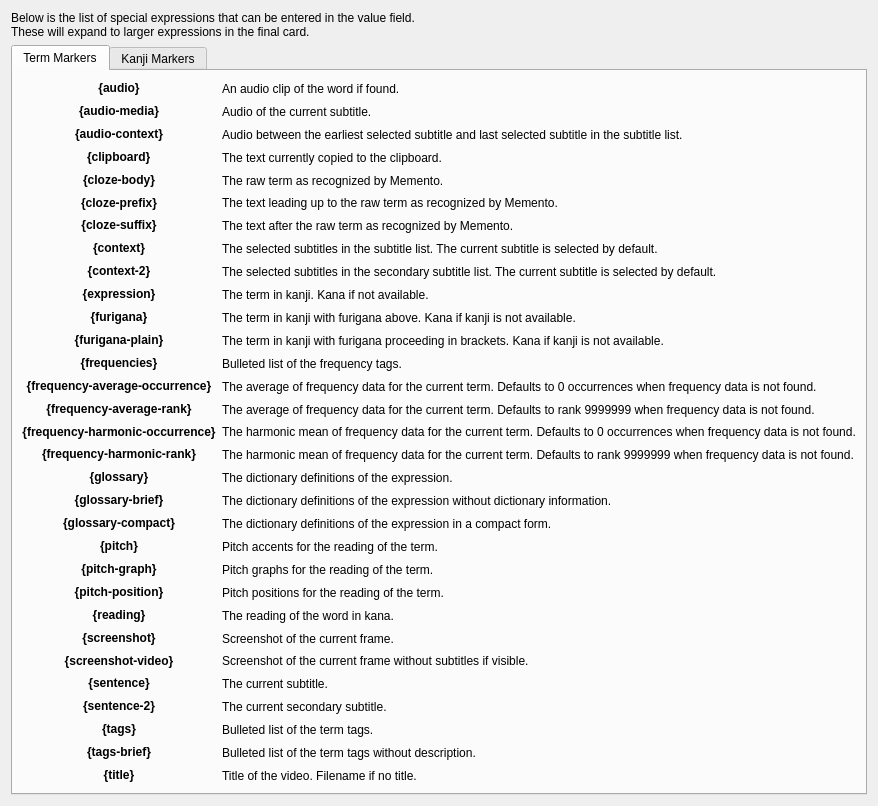
ripose-jp/Memento, file src/gui/widgets/settings/ankisettingshelp.ui: the form before one commit.
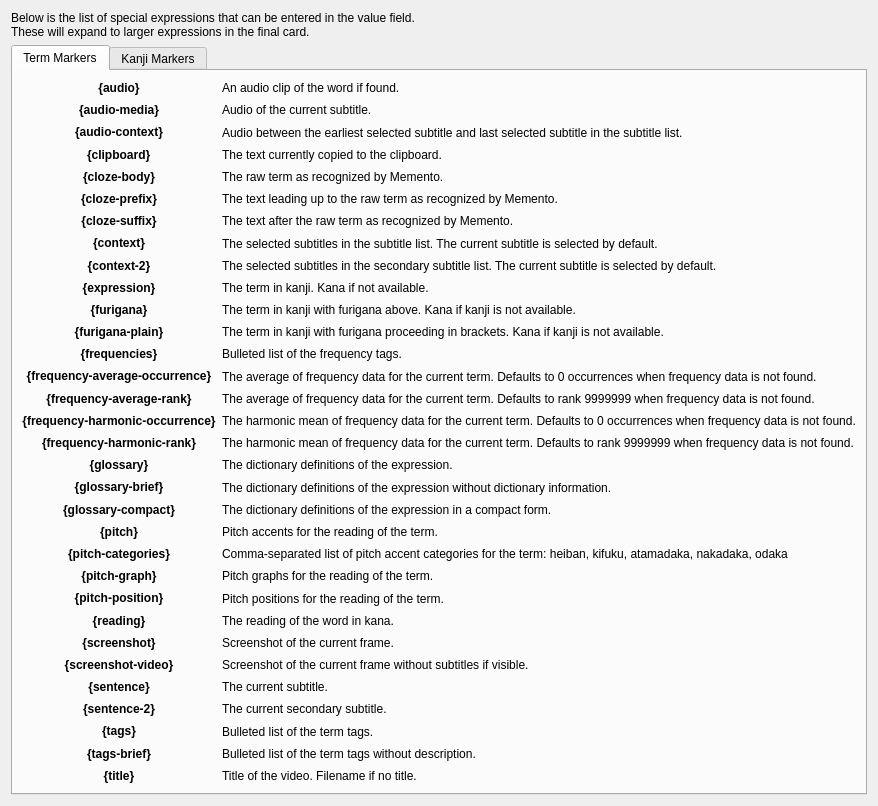
The form after the commit.

Commit message:
src/anki/ankiclient: add {pitch-categories} marker
This marker is a comma-separated list of all the distinct pitch accent
categories applicable to the term.

Available pitch accent categories:

1. heiban
2. atamadaka
3. nakadaka
4. kifuku
5. odaka

Partially solves #250.

Patch:
```diff
--- a/src/gui/widgets/settings/ankisettingshelp.ui
+++ b/src/gui/widgets/settings/ankisettingshelp.ui
@@ -62,14 +62,14 @@
            </property>
           </widget>
          </item>
-         <item row="24" column="1">
+         <item row="25" column="1">
           <widget class="QLabel" name="labelTermScreenshotEx">
            <property name="text">
             <string>Screenshot of the current frame.</string>
            </property>
           </widget>
          </item>
-         <item row="30" column="1">
+         <item row="31" column="1">
           <widget class="QLabel" name="labelTermTitleEx">
            <property name="text">
             <string>Title of the video. Filename if no title.</string>
@@ -95,14 +95,7 @@
            </property>
           </widget>
          </item>
-         <item row="21" column="1">
-          <widget class="QLabel" name="labelTermPitchGraphEx">
-           <property name="text">
-            <string>Pitch graphs for the reading of the term.</string>
-           </property>
-          </widget>
-         </item>
-         <item row="23" column="0">
+         <item row="24" column="0">
           <widget class="QLabel" name="labelTermReading">
            <property name="font">
             <font>
@@ -128,7 +121,7 @@
            </property>
           </widget>
          </item>
-         <item row="26" column="0">
+         <item row="27" column="0">
           <widget class="QLabel" name="labelTermSentence">
            <property name="font">
             <font>
@@ -154,7 +147,7 @@
            </property>
           </widget>
          </item>
-         <item row="23" column="1">
+         <item row="24" column="1">
           <widget class="QLabel" name="labelTermReadingEx">
            <property name="text">
             <string>The reading of the word in kana.</string>
@@ -202,7 +195,7 @@
            </property>
           </widget>
          </item>
-         <item row="25" column="1">
+         <item row="26" column="1">
           <widget class="QLabel" name="labelTermScreenshotVideo">
            <property name="text">
             <string>Screenshot of the current frame without subtitles if visible.</string>
@@ -228,7 +221,7 @@
            </property>
           </widget>
          </item>
-         <item row="27" column="1">
+         <item row="28" column="1">
           <widget class="QLabel" name="labelTermSentence2Ex">
            <property name="text">
             <string>The current secondary subtitle.</string>
@@ -261,6 +254,63 @@
            </property>
           </widget>
          </item>
+         <item row="21" column="0">
+          <widget class="QLabel" name="labelTermPitchCategories">
+           <property name="font">
+            <font>
+             <weight>75</weight>
+             <bold>true</bold>
+            </font>
+           </property>
+           <property name="text">
+            <string>{pitch-categories}</string>
+           </property>
+           <property name="alignment">
+            <set>Qt::AlignCenter</set>
+           </property>
+           <property name="textInteractionFlags">
+            <set>Qt::TextSelectableByKeyboard|Qt::TextSelectableByMouse</set>
+           </property>
+          </widget>
+         </item>
+         <item row="22" column="0">
+          <widget class="QLabel" name="labelTermPitchGraph">
+           <property name="font">
+            <font>
+             <weight>75</weight>
+             <bold>true</bold>
+            </font>
+           </property>
+           <property name="text">
+            <string>{pitch-graph}</string>
+           </property>
+           <property name="alignment">
+            <set>Qt::AlignCenter</set>
+           </property>
+           <property name="textInteractionFlags">
+            <set>Qt::TextSelectableByKeyboard|Qt::TextSelectableByMouse</set>
+           </property>
+          </widget>
+         </item>
+         <item row="23" column="0">
+          <widget class="QLabel" name="labelTermPitchPosition">
+           <property name="font">
+            <font>
+             <weight>75</weight>
+             <bold>true</bold>
+            </font>
+           </property>
+           <property name="text">
+            <string>{pitch-position}</string>
+           </property>
+           <property name="alignment">
+            <set>Qt::AlignCenter</set>
+           </property>
+           <property name="textInteractionFlags">
+            <set>Qt::TextSelectableByKeyboard|Qt::TextSelectableByMouse</set>
+           </property>
+          </widget>
+         </item>
          <item row="6" column="0">
           <widget class="QLabel" name="labelTermClozeSuffix">
            <property name="font">
@@ -322,14 +372,7 @@
            </property>
           </widget>
          </item>
-         <item row="22" column="1">
-          <widget class="QLabel" name="labelTermPitchPositionEx">
-           <property name="text">
-            <string>Pitch positions for the reading of the term.</string>
-           </property>
-          </widget>
-         </item>
-         <item row="27" column="0">
+         <item row="28" column="0">
           <widget class="QLabel" name="labelTermSentence2">
            <property name="font">
             <font>
@@ -420,25 +463,6 @@
            </property>
           </widget>
          </item>
-         <item row="21" column="0">
-          <widget class="QLabel" name="labelTermPitchGraph">
-           <property name="font">
-            <font>
-             <weight>75</weight>
-             <bold>true</bold>
-            </font>
-           </property>
-           <property name="text">
-            <string>{pitch-graph}</string>
-           </property>
-           <property name="alignment">
-            <set>Qt::AlignCenter</set>
-           </property>
-           <property name="textInteractionFlags">
-            <set>Qt::TextSelectableByKeyboard|Qt::TextSelectableByMouse</set>
-           </property>
-          </widget>
-         </item>
          <item row="18" column="0">
           <widget class="QLabel" name="labelTermGlossaryBrief">
            <property name="font">
@@ -458,7 +482,7 @@
            </property>
           </widget>
          </item>
-         <item row="28" column="1">
+         <item row="29" column="1">
           <widget class="QLabel" name="labelTermTagsEx">
            <property name="text">
             <string>Bulleted list of the term tags.</string>
@@ -640,26 +664,7 @@
            </property>
           </widget>
          </item>
-         <item row="22" column="0">
-          <widget class="QLabel" name="labelTermPitchPosition">
-           <property name="font">
-            <font>
-             <weight>75</weight>
-             <bold>true</bold>
-            </font>
-           </property>
-           <property name="text">
-            <string>{pitch-position}</string>
-           </property>
-           <property name="alignment">
-            <set>Qt::AlignCenter</set>
-           </property>
-           <property name="textInteractionFlags">
-            <set>Qt::TextSelectableByKeyboard|Qt::TextSelectableByMouse</set>
-           </property>
-          </widget>
-         </item>
-         <item row="25" column="0">
+         <item row="26" column="0">
           <widget class="QLabel" name="labelTermScreenshotMedia">
            <property name="font">
             <font>
@@ -698,7 +703,7 @@
            </property>
           </widget>
          </item>
-         <item row="30" column="0">
+         <item row="31" column="0">
           <widget class="QLabel" name="labelTermTitle">
            <property name="font">
             <font>
@@ -724,7 +729,28 @@
            </property>
           </widget>
          </item>
-         <item row="26" column="1">
+         <item row="21" column="1">
+          <widget class="QLabel" name="labelTermPitchCategoriesEx">
+           <property name="text">
+            <string>Comma-separated list of pitch accent categories for the term: heiban, kifuku, atamadaka, nakadaka, odaka</string>
+           </property>
+          </widget>
+         </item>
+         <item row="22" column="1">
+          <widget class="QLabel" name="labelTermPitchGraphEx">
+           <property name="text">
+            <string>Pitch graphs for the reading of the term.</string>
+           </property>
+          </widget>
+         </item>
+         <item row="23" column="1">
+          <widget class="QLabel" name="labelTermPitchPositionEx">
+           <property name="text">
+            <string>Pitch positions for the reading of the term.</string>
+           </property>
+          </widget>
+         </item>
+         <item row="27" column="1">
           <widget class="QLabel" name="labelTermSentenceEx">
            <property name="text">
             <string>The current subtitle.</string>
@@ -773,7 +799,7 @@
            </property>
           </widget>
          </item>
-         <item row="28" column="0">
+         <item row="29" column="0">
           <widget class="QLabel" name="labelTermTags">
            <property name="font">
             <font>
@@ -792,7 +818,7 @@
            </property>
           </widget>
          </item>
-         <item row="29" column="0">
+         <item row="30" column="0">
           <widget class="QLabel" name="labelTermTagsBrief">
            <property name="font">
             <font>
@@ -811,14 +837,14 @@
            </property>
           </widget>
          </item>
-         <item row="29" column="1">
+         <item row="30" column="1">
           <widget class="QLabel" name="labelTermTagsBriefEx">
            <property name="text">
             <string>Bulleted list of the term tags without description.</string>
            </property>
           </widget>
          </item>
-         <item row="24" column="0">
+         <item row="25" column="0">
           <widget class="QLabel" name="labelTermScreenshot">
            <property name="font">
             <font>
```
The commit also changes 3 other files.
